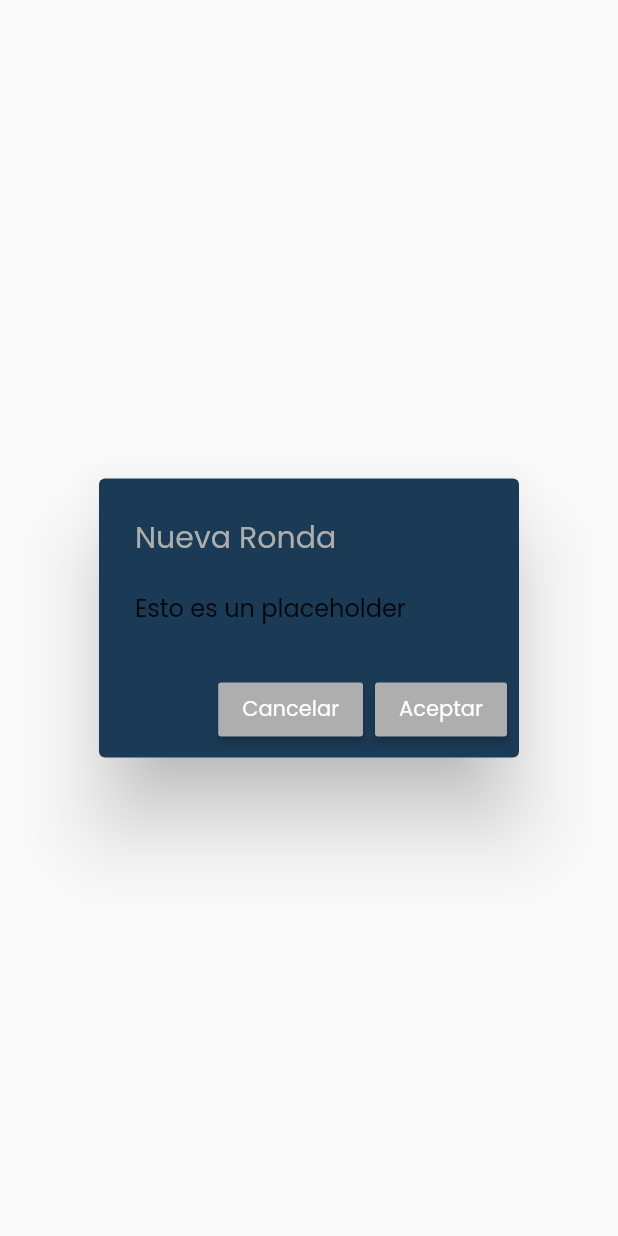
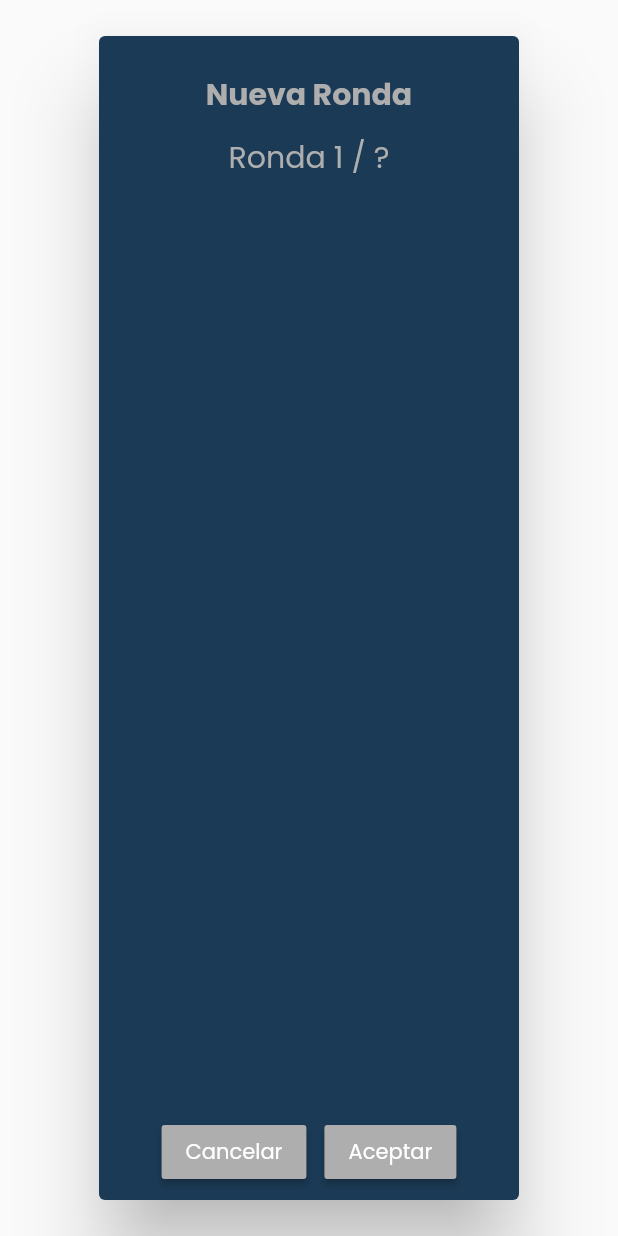
Before and after one commit to eloy98g/jack, a Flutter app: the RoundEditTab widget shown alone on an empty page, opened directly with empty values, on a phone screen of 412 x 824 dp. Run offline on Flutter 3.47's test engine with Material 2 defaults, Android fonts, the phone set to English and light mode, and no system bars; our stand-ins replace cached_network_image, cloud_firestore, firebase_core; missing offline and left inert: flutter_input; accounts and stored records are empty.

Commit message:
newRound popup wip

```diff
--- a/lib/ui/tabs/match.dart
+++ b/lib/ui/tabs/match.dart
@@ -31,6 +31,7 @@ class _MatchDetails extends State<MatchDetails> {
     bool hasMaxPoints = widget.matchData.maxPoints != 0;
 
     DateTime lastDate = context.watch<RoundsRepository>().getLatestDate(rounds);
+    final int numRounds = rounds.length;
 
     return Scaffold(
         backgroundColor: backgroundSecondaryColor,
@@ -72,7 +73,7 @@ class _MatchDetails extends State<MatchDetails> {
                                   alignment: Alignment.centerLeft,
                                   child: Text(
                                     hasMaxRound
-                                        ? 'Ronda ${rounds.length.toString()} de ${widget.matchData.maxRounds}'
+                                        ? 'Ronda ${numRounds.toString()} de ${widget.matchData.maxRounds}'
                                         : hasMaxPoints
                                             ? 'Meta: ${widget.matchData.maxPoints} puntos'
                                             : 'Partida sin meta',
@@ -144,7 +145,7 @@ class _MatchDetails extends State<MatchDetails> {
                                     onPressed: () => showDialog(
                                       context: context,
                                       builder: (_) =>
-                                          RoundEditTab(data: widget.matchData),
+                                          RoundEditTab(data: widget.matchData, numRounds: numRounds),
                                     ),
                                     icon: Icon(
                                       Icons.add,
--- a/lib/ui/widgets/new_round_tab.dart
+++ b/lib/ui/widgets/new_round_tab.dart
@@ -10,8 +10,9 @@ import '../../models/index.dart';
 
 class RoundEditTab extends StatefulWidget {
   final Match data;
+  final int numRounds;
 
-  const RoundEditTab({Key key, this.data}) : super(key: key);
+  const RoundEditTab({Key key, this.data, this.numRounds}) : super(key: key);
 
   @override
   _RoundEditTab createState() => _RoundEditTab();
@@ -27,6 +28,8 @@ class _RoundEditTab extends State<RoundEditTab> {
           context.watch<PlayerRepository>().getPlayerNames(widget.data.players);
       List<int> newResults = List();
       String aux;
+      final int roundCount = widget.numRounds + 1;
+
       final scoreRow = <Widget>[];
       final index = widget.data.players.length;
       for (var i = 0; i < index; i++) {
@@ -53,15 +56,34 @@ class _RoundEditTab extends State<RoundEditTab> {
 
       return AlertDialog(
         backgroundColor: backgroundThirdColor,
-
-        title: Text(
+        title: Column(
+          mainAxisAlignment: MainAxisAlignment.center,
+          crossAxisAlignment: CrossAxisAlignment.center,
+          children: [
+            Text(
               'Nueva Ronda',
-          style: TextStyle(color: textPrimaryColor),
+              style: TextStyle(
+                color: textPrimaryColor,
+                fontWeight: FontWeight.bold,
               ),
-        content: Text(
-          'Esto es un placeholder',
             ),
+            Separator(height: 12),
+            Text(
+              widget.data.maxRounds != 0
+                  ? 'Ronda ${roundCount.toString()} / ${widget.data.maxRounds}'
+                  : 'Ronda ${roundCount.toString()} / ?',
+              style: TextStyle(
+                color: textPrimaryColor,
+              ),
+            ),
+          ],
+        ),
+        content: Container(),
         actions: [
+          Row(
+            mainAxisAlignment: MainAxisAlignment.center,
+            crossAxisAlignment: CrossAxisAlignment.center,
+            children: [
               RaisedButton(
                 color: textPrimaryColor,
                 child: Text(
@@ -72,6 +94,7 @@ class _RoundEditTab extends State<RoundEditTab> {
                 ),
                 onPressed: () => Navigator.of(context).pop(),
               ),
+              Separator(width: 12),
               RaisedButton(
                 color: textPrimaryColor,
                 child: Text(
@@ -83,6 +106,8 @@ class _RoundEditTab extends State<RoundEditTab> {
                 onPressed: () {
                   Navigator.of(context).pop();
                 },
+              )
+            ],
           )
         ],
       );
```
Lines whose indentation alone changed are shown as unchanged.
